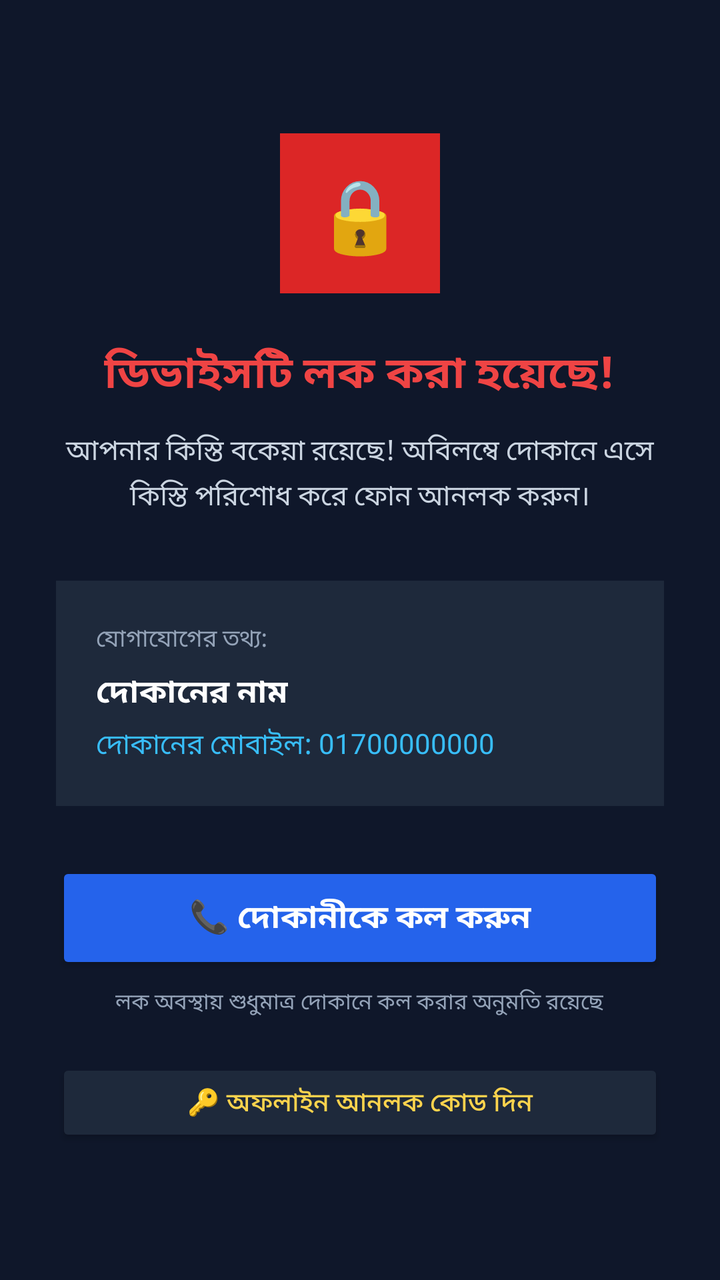
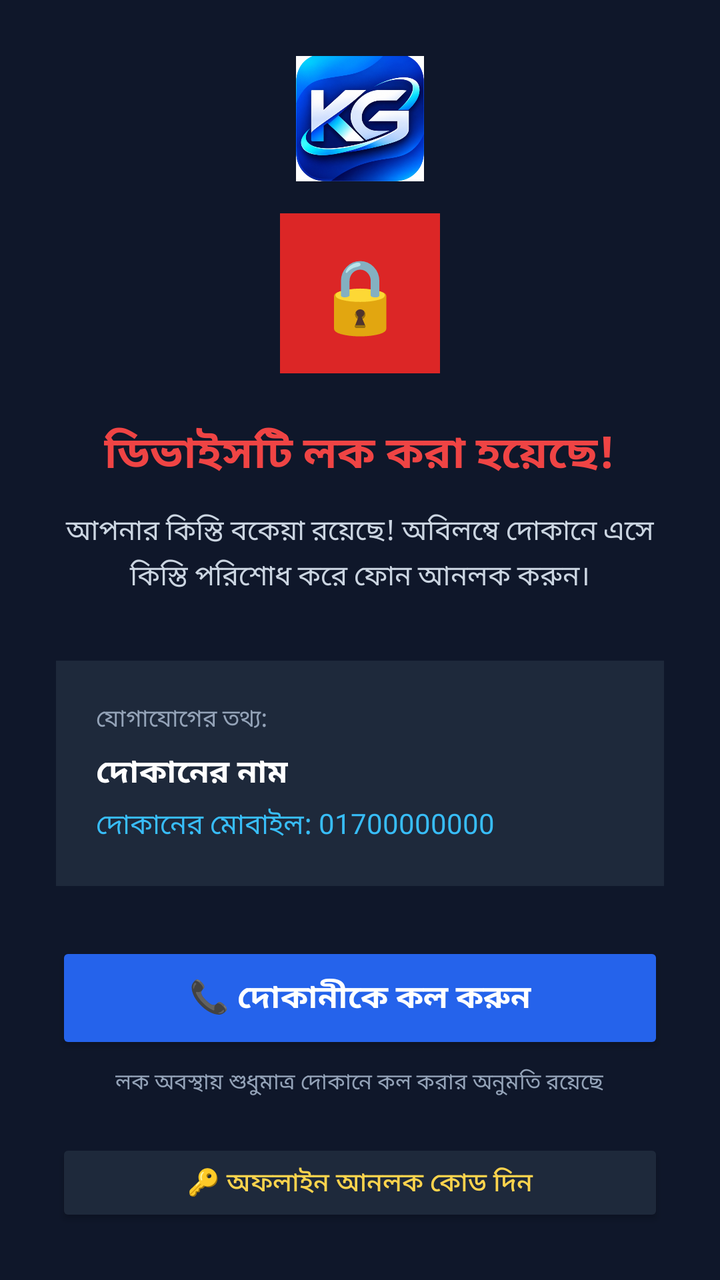

An Android layout rendered at two revisions. The XML below is the earlier revision; the diff shows what the commit changed to produce the second picture.
<!-- AndroidManifest.xml: application theme Theme.KistiGuard -->
<!-- res/layout/activity_lock.xml -->
<?xml version="1.0" encoding="utf-8"?>
<LinearLayout xmlns:android="http://schemas.android.com/apk/res/android"
    android:layout_width="match_parent"
    android:layout_height="match_parent"
    android:background="#0f172a"
    android:orientation="vertical"
    android:gravity="center"
    android:padding="28dp">

    
    <TextView
        android:layout_width="80dp"
        android:layout_height="80dp"
        android:background="#dc2626"
        android:gravity="center"
        android:text="🔒"
        android:textSize="36sp"
        android:textColor="#ffffff"
        android:layout_marginBottom="24dp" />

    
    <TextView
        android:layout_width="wrap_content"
        android:layout_height="wrap_content"
        android:text="ডিভাইসটি লক করা হয়েছে!"
        android:textColor="#ef4444"
        android:textSize="22sp"
        android:textStyle="bold"
        android:layout_marginBottom="12dp" />

    
    <ImageView
        android:id="@+id/ivLockBanner"
        android:layout_width="match_parent"
        android:layout_height="170dp"
        android:scaleType="fitCenter"
        android:adjustViewBounds="true"
        android:visibility="gone"
        android:background="#1e293b"
        android:padding="6dp"
        android:layout_marginBottom="16dp" />

    
    <TextView
        android:id="@+id/tvLockMessage"
        android:layout_width="match_parent"
        android:layout_height="wrap_content"
        android:text="আপনার কিস্তি বকেয়া রয়েছে! অবিলম্বে দোকানে এসে কিস্তি পরিশোধ করে ফোন আনলক করুন।"
        android:textColor="#cbd5e1"
        android:textSize="14sp"
        android:gravity="center"
        android:lineSpacingExtra="4dp"
        android:layout_marginBottom="32dp" />

    
    <LinearLayout
        android:layout_width="match_parent"
        android:layout_height="wrap_content"
        android:background="#1e293b"
        android:orientation="vertical"
        android:padding="20dp"
        android:layout_marginBottom="28dp">

        <TextView
            android:layout_width="wrap_content"
            android:layout_height="wrap_content"
            android:text="যোগাযোগের তথ্য:"
            android:textColor="#94a3b8"
            android:textSize="12sp"
            android:layout_marginBottom="6dp" />

        <TextView
            android:id="@+id/tvShopName"
            android:layout_width="wrap_content"
            android:layout_height="wrap_content"
            android:text="দোকানের নাম"
            android:textColor="#ffffff"
            android:textSize="16sp"
            android:textStyle="bold"
            android:layout_marginBottom="4dp" />

        <TextView
            android:id="@+id/tvShopPhone"
            android:layout_width="wrap_content"
            android:layout_height="wrap_content"
            android:text="দোকানের মোবাইল: 01700000000"
            android:textColor="#38bdf8"
            android:textSize="14sp" />
    </LinearLayout>

    
    <Button
        android:id="@+id/btnCallShop"
        android:layout_width="match_parent"
        android:layout_height="56dp"
        android:text="📞 দোকানীকে কল করুন"
        android:textColor="#ffffff"
        android:backgroundTint="#2563eb"
        android:textStyle="bold"
        android:textSize="16sp"
        android:layout_marginBottom="6dp" />

    <TextView
        android:layout_width="wrap_content"
        android:layout_height="wrap_content"
        android:text="লক অবস্থায় শুধুমাত্র দোকানে কল করার অনুমতি রয়েছে"
        android:textColor="#94a3b8"
        android:textSize="11sp"
        android:layout_marginBottom="20dp" />

    
    <Button
        android:id="@+id/btnOfflineUnlock"
        android:layout_width="match_parent"
        android:layout_height="44dp"
        android:text="🔑 অফলাইন আনলক কোড দিন"
        android:textColor="#fcd34d"
        android:backgroundTint="#1e293b"
        android:textSize="13sp" />

</LinearLayout>
<!-- resources referenced by this layout -->
<resources>
  <style name="Theme.KistiGuard" parent="android:Theme.Material.Light.NoActionBar">
          <item name="android:windowNoTitle">true</item>
      </style>
</resources>

<!-- the commit's change to res/layout/activity_lock.xml (unified diff, before → after) -->
@@ -6,6 +6,15 @@
     android:orientation="vertical"
     android:gravity="center"
     android:padding="28dp">
+
+    
+    <ImageView
+        android:id="@+id/ivBrandLogo"
+        android:layout_width="64dp"
+        android:layout_height="64dp"
+        android:src="@drawable/app_icon"
+        android:scaleType="fitCenter"
+        android:layout_marginBottom="16dp" />
 
     
     <TextView
<!-- resource entries referenced after the edit -->
@@ -1,5 +1,6 @@
 <!-- resources referenced by this layout -->
 <resources>
+  <!-- drawable app_icon: png bitmap (drawable, 261634 bytes) -->
   <style name="Theme.KistiGuard" parent="android:Theme.Material.Light.NoActionBar">
           <item name="android:windowNoTitle">true</item>
       </style>
